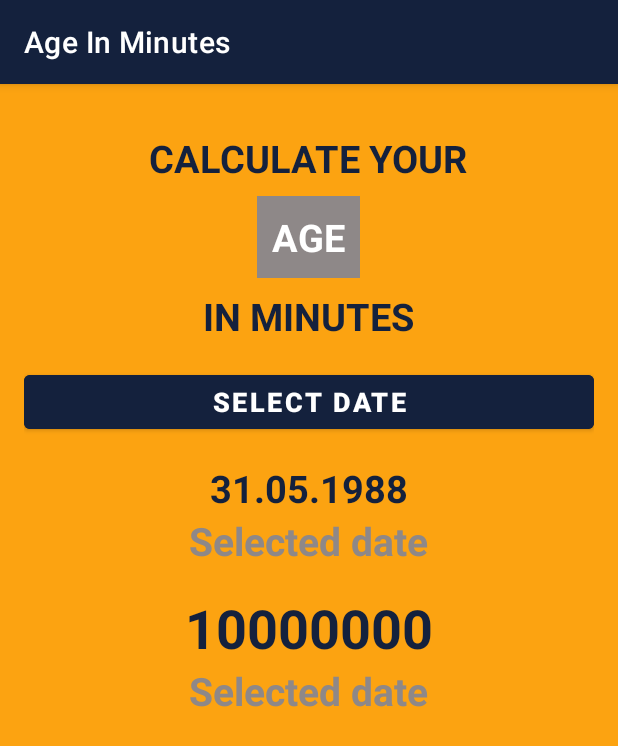
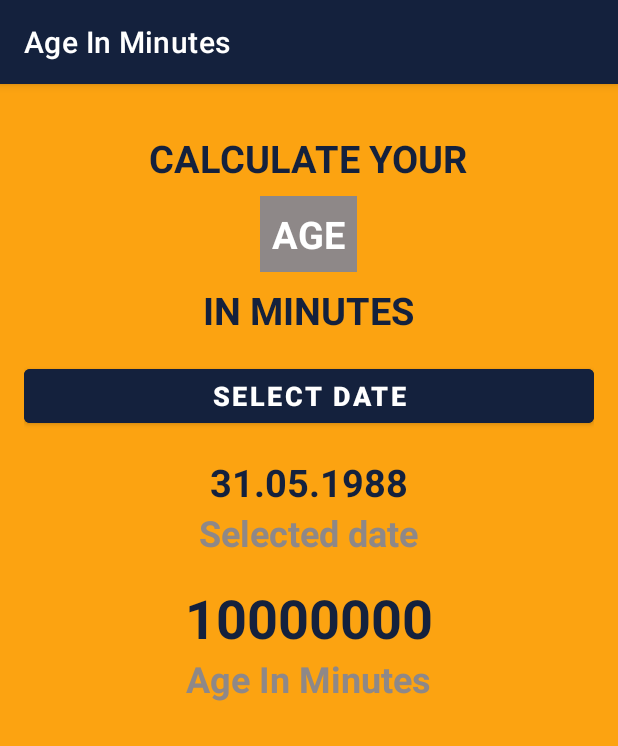
Before and after one commit to iiddd/android-cource-age-in-minutes, an Android app: the screen it shows after launch (MainActivity), on a phone screen of 412 x 824 dp. Shown: the top 746 px of the screen. Run offline under Robolectric (Android 15) with nearby library versions, the phone set to English and light mode, and no system bars.

Commit message:
Add Date conversion

```diff
--- a/app/src/main/res/layout/activity_main.xml
+++ b/app/src/main/res/layout/activity_main.xml
@@ -24,7 +24,7 @@
         android:layout_height="wrap_content"
         android:layout_marginTop="8dp"
         android:background="@color/palette_light_gray"
-        android:padding="10dp"
+        android:padding="8dp"
         android:text="@string/headerText2"
         android:textColor="@color/white"
         android:textSize="25sp"
@@ -40,22 +40,22 @@
         android:textStyle="bold" />
 
     <Button
-        android:layout_marginTop="16dp"
-        android:id="@+id/button"
+        android:id="@+id/btnDatePicker"
         android:layout_width="match_parent"
         android:layout_height="wrap_content"
-        android:textStyle="bold"
+        android:layout_marginTop="16dp"
+        android:backgroundTint="@color/palette_darker_blue"
+        android:text="@string/datePickerButtonText"
+        android:textColor="@color/white"
         android:textSize="18sp"
-        android:backgroundTint="@color/palette_darker_blue"
-
-        android:text="@string/buttonText"
-        android:textColor="@color/white" />
+        android:textStyle="bold" />
 
     <TextView
+        android:id="@+id/tvSelectedDate"
         android:layout_width="wrap_content"
         android:layout_height="wrap_content"
         android:layout_marginTop="16dp"
-        android:text="31.05.1988"
+        android:text="@string/selectedDateDefaultValue"
         android:textColor="@color/palette_darker_blue"
         android:textSize="25sp"
         android:textStyle="bold" />
@@ -63,16 +63,17 @@
     <TextView
         android:layout_width="wrap_content"
         android:layout_height="wrap_content"
-        android:text="Selected date"
+        android:text="@string/selectedDateTextViewText"
         android:textColor="@color/palette_light_gray"
-        android:textSize="26sp"
+        android:textSize="24sp"
         android:textStyle="bold" />
 
     <TextView
+        android:id="@+id/tvAgeInMinutes"
         android:layout_width="wrap_content"
         android:layout_height="wrap_content"
         android:layout_marginTop="16dp"
-        android:text="10000000"
+        android:text="@string/ageInMinutesDefaultValue"
         android:textColor="@color/palette_darker_blue"
         android:textSize="36sp"
         android:textStyle="bold" />
@@ -80,9 +81,9 @@
     <TextView
         android:layout_width="wrap_content"
         android:layout_height="wrap_content"
-        android:text="Selected date"
+        android:text="@string/ageInMinutesText"
         android:textColor="@color/palette_light_gray"
-        android:textSize="26sp"
+        android:textSize="24sp"
         android:textStyle="bold" />
 
 
--- a/app/src/main/res/values/strings.xml
+++ b/app/src/main/res/values/strings.xml
@@ -3,5 +3,9 @@
     <string name="headerText">CALCULATE YOUR</string>
     <string name="headerText2">AGE</string>
     <string name="headerText3">IN MINUTES</string>
-    <string name="buttonText">SELECT DATE</string>
+    <string name="datePickerButtonText">SELECT DATE</string>
+    <string name="ageInMinutesText">Age In Minutes</string>
+    <string name="ageInMinutesDefaultValue">10000000</string>
+    <string name="selectedDateDefaultValue">31.05.1988</string>
+    <string name="selectedDateTextViewText">Selected date</string>
 </resources>
```
Also changed, not shown: app/src/main/java/com/iiddd/ageinminutes/MainActivity.kt (+56 -0 lines).
